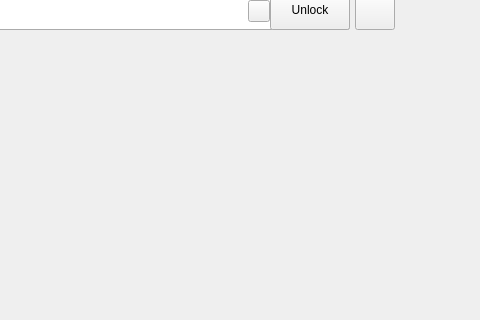
This is src/mainwindow.ui in ukui/ukui-screensaver as Qt 5 draws it before an edit; both pictures show x 345 to 825 and y 110 to 430 of the 825 by 430 pixel window. The edited form follows.
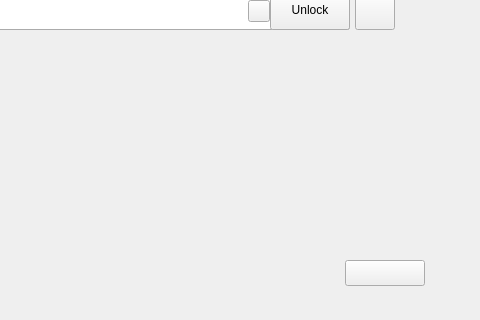
This is the edited form.

Commit message: Add virtual keyboard in mainwindow

Diff of the .ui file:
```diff
--- a/src/mainwindow.ui
+++ b/src/mainwindow.ui
@@ -234,6 +234,19 @@
      </property>
     </widget>
    </widget>
+   <widget class="QPushButton" name="btnKeyboard">
+    <property name="geometry">
+     <rect>
+      <x>690</x>
+      <y>370</y>
+      <width>80</width>
+      <height>26</height>
+     </rect>
+    </property>
+    <property name="text">
+     <string/>
+    </property>
+   </widget>
   </widget>
  </widget>
  <layoutdefault spacing="6" margin="11"/>
```
The commit also changes 6 other files.
